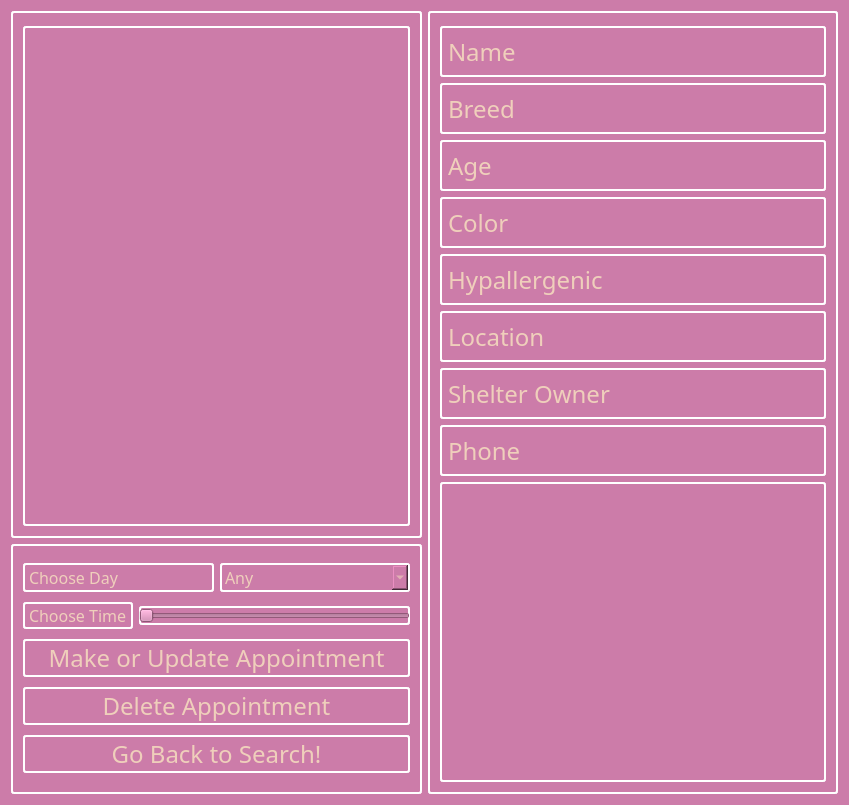
Above: breadnbutter/gui/petprofile.ui from jacksodl23/cs-205-pet-adoption before the change. Below: the same form after it.
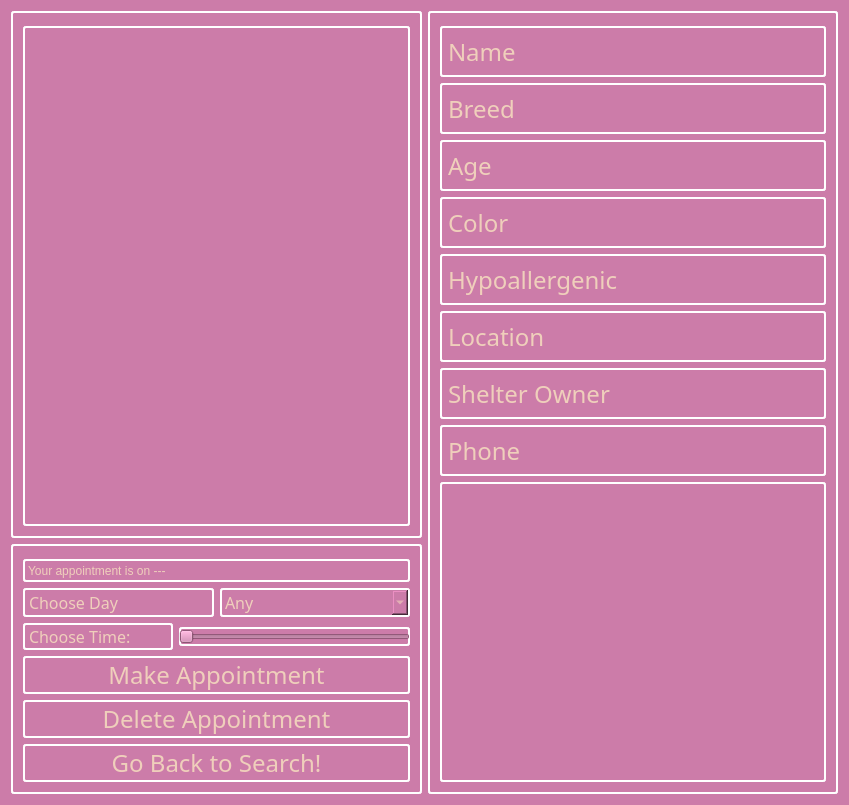
That is the form after the change.

Patch:
```diff
--- a/breadnbutter/gui/petprofile.ui
+++ b/breadnbutter/gui/petprofile.ui
@@ -67,6 +67,19 @@
         <string/>
        </property>
        <layout class="QVBoxLayout" name="verticalLayout">
+        <item>
+         <widget class="QLabel" name="label_appointment">
+          <property name="minimumSize">
+           <size>
+            <width>0</width>
+            <height>0</height>
+           </size>
+          </property>
+          <property name="text">
+           <string>Your appointment is on ---</string>
+          </property>
+         </widget>
+        </item>
         <item>
          <layout class="QHBoxLayout" name="horizontalLayout">
           <item>
@@ -144,6 +157,12 @@
          <layout class="QHBoxLayout" name="horizontalLayout_2">
           <item>
            <widget class="QLabel" name="label_time">
+            <property name="minimumSize">
+             <size>
+              <width>150</width>
+              <height>0</height>
+             </size>
+            </property>
             <property name="maximumSize">
              <size>
               <width>16777215</width>
@@ -157,7 +176,7 @@
              </font>
             </property>
             <property name="text">
-             <string>Choose Time</string>
+             <string>Choose Time:</string>
             </property>
            </widget>
           </item>
@@ -179,7 +198,7 @@
            </font>
           </property>
           <property name="text">
-           <string>Make or Update Appointment</string>
+           <string>Make Appointment</string>
           </property>
          </widget>
         </item>
@@ -292,7 +311,7 @@
          </font>
         </property>
         <property name="text">
-         <string>Hypallergenic</string>
+         <string>Hypoallergenic</string>
         </property>
        </widget>
       </item>
```
